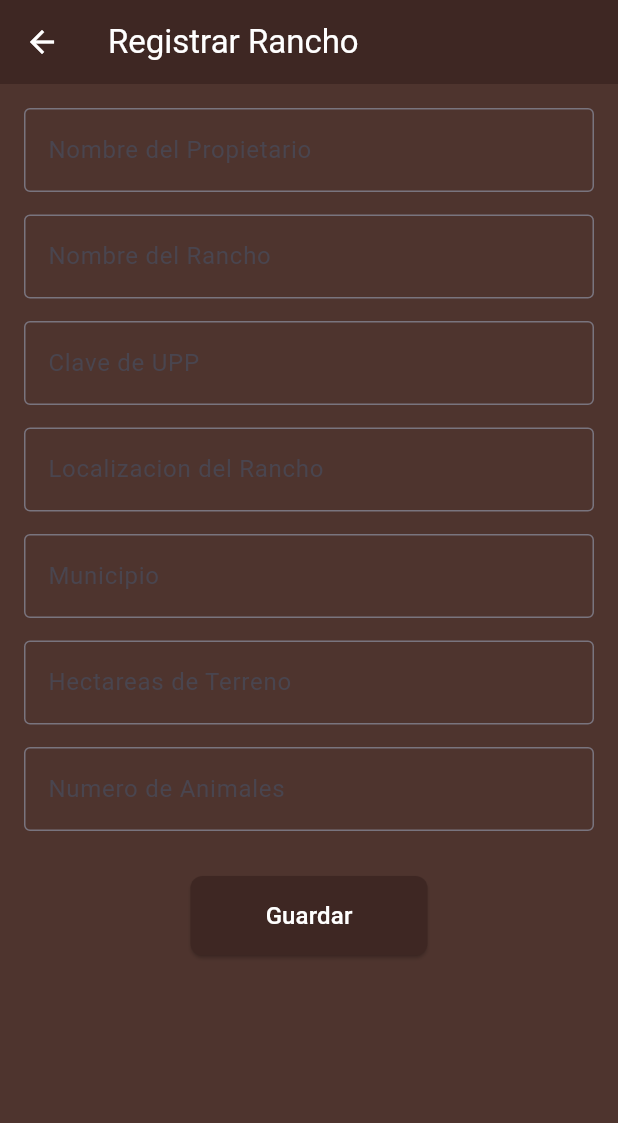
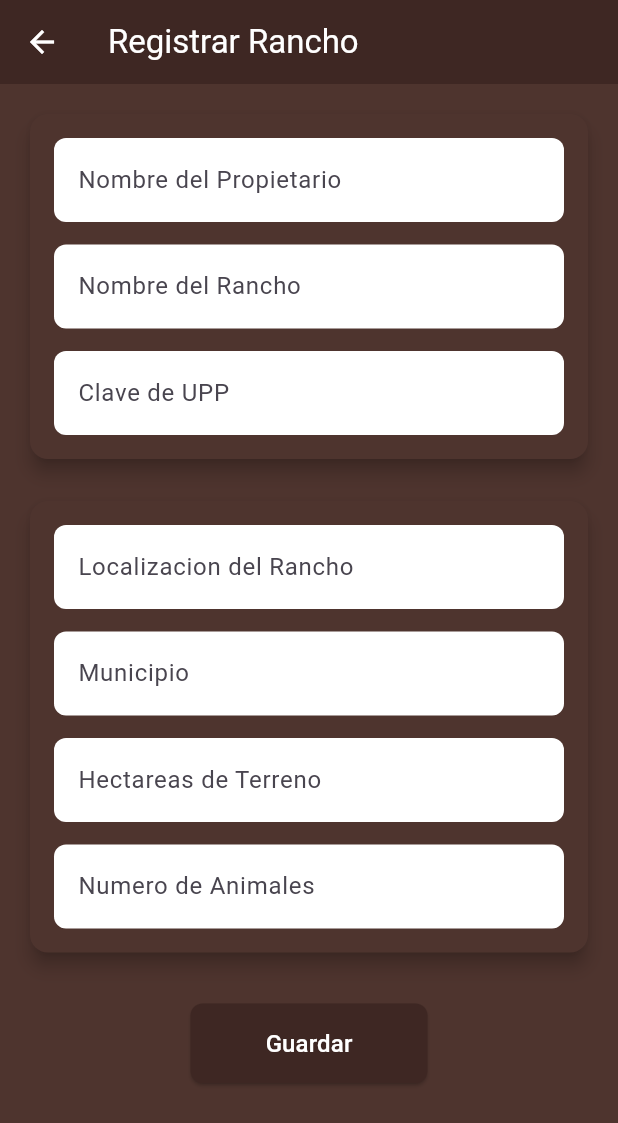
Before and after one commit to Alex3131Perez/Proyecto_Tesis, a Flutter app: the RegistroRanchoScreen screen opened directly, on a phone screen of 412 x 824 dp. Shown: the top 1123 px of the screen. Run offline on Flutter 3.47's test engine with Material 3 defaults, Android fonts, the light colour scheme and no system bars; our stand-ins replace font_awesome_flutter, sqflite; accounts and stored records are empty.

Commit message:
Unos cuantos cambios no hacen daño (CORREGIR NO ME CONVENCE)

```diff
--- a/jmp_application_1/lib/Resgistros/Reg_Rancho.dart
+++ b/jmp_application_1/lib/Resgistros/Reg_Rancho.dart
@@ -19,12 +19,32 @@ class RegistroRanchoScreen extends StatelessWidget {
         child: SingleChildScrollView(
           child: Column(
             children: [
+              Card(
+                color: Color(0xFF4E342E),
+                elevation: 5,
+                shape: RoundedRectangleBorder(borderRadius: BorderRadius.circular(12)),
+                child: Padding(
+                  padding: const EdgeInsets.all(16.0),
+                  child: Column(
+                    children: [
                       _crearCampoTexto("Nombre del Propietario", TextInputType.name),
                       SizedBox(height: 15),
                       _crearCampoTexto("Nombre del Rancho", TextInputType.name),
                       SizedBox(height: 15),
                       _crearCampoTexto("Clave de UPP", TextInputType.text),
-              SizedBox(height: 15),
+                    ],
+                  ),
+                ),
+              ),
+              SizedBox(height: 20),
+              Card(
+                color: Color(0xFF4E342E),
+                elevation: 5,
+                shape: RoundedRectangleBorder(borderRadius: BorderRadius.circular(12)),
+                child: Padding(
+                  padding: const EdgeInsets.all(16.0),
+                  child: Column(
+                    children: [
                       _crearCampoTexto("Localizacion del Rancho", TextInputType.streetAddress),
                       SizedBox(height: 15),
                       _crearCampoTexto("Municipio", TextInputType.text),
@@ -32,10 +52,14 @@ class RegistroRanchoScreen extends StatelessWidget {
                       _crearCampoTexto("Hectareas de Terreno", TextInputType.number),
                       SizedBox(height: 15),
                       _crearCampoTexto("Numero de Animales", TextInputType.number),
+                    ],
+                  ),
+                ),
+              ),
               SizedBox(height: 30),
               ElevatedButton(
                 onPressed: (){
-                //Aqui se conecta la BDD no lo olvides Alex
+                //Aqui se conecta la BDD no lo olvides
                 },
                 style: ElevatedButton.styleFrom(
                   backgroundColor: Color(0xFF3E2723),
@@ -56,15 +80,18 @@ class RegistroRanchoScreen extends StatelessWidget {
     );
   }
 
-  Widget _crearCampoTexto(String etiqueta, TextInputType tipoTeclado){
+  Widget _crearCampoTexto(String etiqueta, TextInputType tipoTeclado) {
     return TextFormField(
       keyboardType: tipoTeclado,
+      style: TextStyle(color: Colors.black), // Letras oscuras para leer en el fondo blanco
       decoration: InputDecoration(
-        labelText: etiqueta,
-        border: OutlineInputBorder(),
-        focusedErrorBorder: OutlineInputBorder(
-          borderSide: BorderSide(color: Color(0xFF3E2723), width: 2.0),
-
+        filled: true, // 1. ESTO ACTIVA EL COLOR DE FONDO
+        fillColor: Colors.white, // 2. ESTO PINTA EL FONDO TOTALMENTE BLANCO
+        hintText: etiqueta,
+        labelStyle: TextStyle(color: Colors.grey[800]), // La etiqueta en gris oscuro
+        border: OutlineInputBorder(
+          borderRadius: BorderRadius.circular(8.0),
+          borderSide: BorderSide.none, // Quitamos la línea de contorno para un diseño más limpio
         ),
       ),
     );
```
Lines whose indentation alone changed are shown as unchanged.
